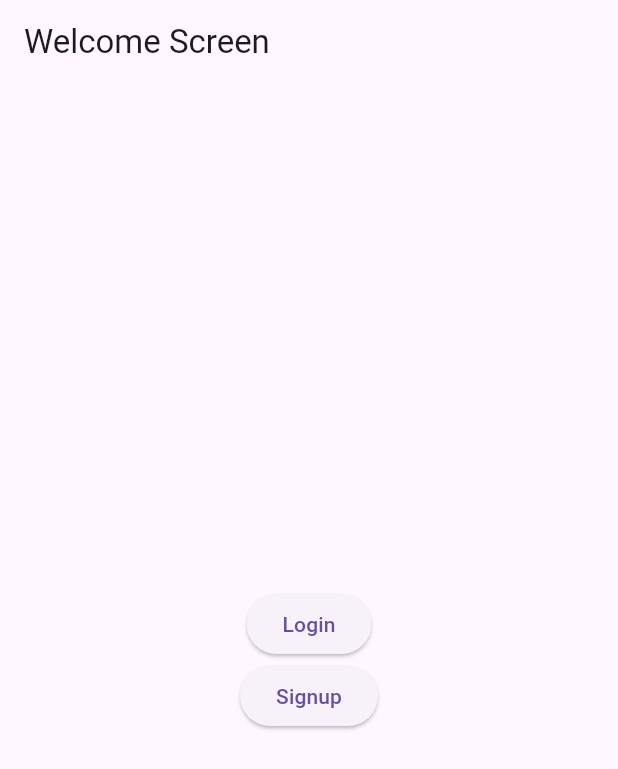
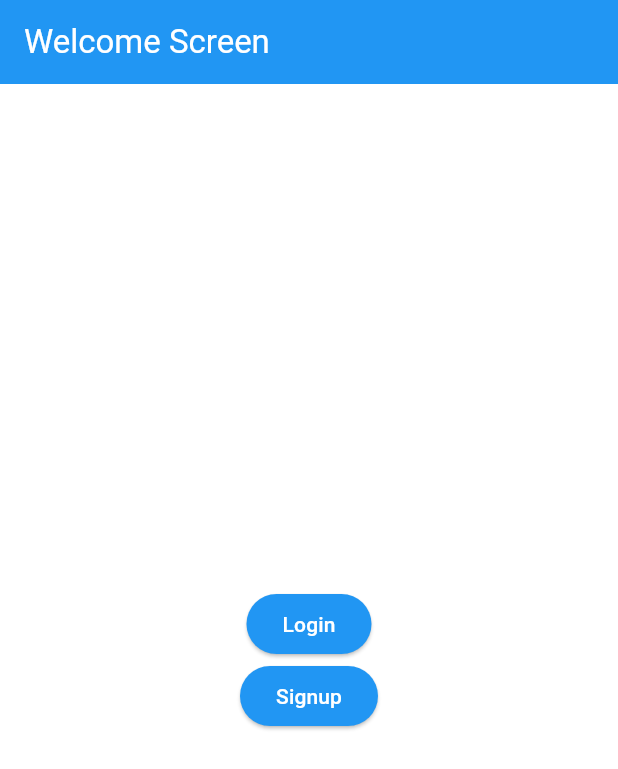
Before and after one commit to EthanFriedrichs/finalProject, a Flutter app: the screen it shows after launch, on a phone screen of 412 x 824 dp. Shown: the top 769 px of the screen. Run offline on Flutter 3.47's test engine with Material 3 defaults, Android fonts, the light colour scheme and no system bars; our stand-ins replace cloud_firestore, firebase_auth, firebase_core; accounts and stored records are empty.

Commit message:
Added the settings page

```diff
--- a/lib/main.dart
+++ b/lib/main.dart
@@ -1,14 +1,18 @@
+import 'package:cloud_firestore/cloud_firestore.dart';
 import 'pages/signup.dart';
 import 'pages/chatList.dart';
 import 'pages/login.dart';
 import 'pages/account.dart';
+import 'pages/settings.dart';
 import 'package:flutter/material.dart';
 import 'package:firebase_core/firebase_core.dart';
 import 'package:firebase_auth/firebase_auth.dart';
+import 'theme.dart';
 
+// Global theme notifier for managing theme changes across the app
+final themeNotifier = ValueNotifier<ThemeMode>(ThemeMode.light);  // Default theme is dark
 
-void main() async{
-
+void main() async {
   WidgetsFlutterBinding.ensureInitialized();
   await Firebase.initializeApp(
     options: const FirebaseOptions(
@@ -17,15 +21,34 @@ void main() async{
       projectId: "fir-tuesday-3a2ed",
       storageBucket: "fir-tuesday-3a2ed.firebasestorage.app",
       messagingSenderId: "885008455506",
-          appId: "1:885008455506:web:b848607d5eddb8952a0c8b"
-      ));
+      appId: "1:885008455506:web:b848607d5eddb8952a0c8b",
+    ),
+  );
+  runApp(MyApp());
+}
 
-  runApp(MaterialApp(
-    home: Page1() // ChatsPage(userEmail: 'admin@gmail.com')
-  )
+class MyApp extends StatelessWidget {
+  @override
+  Widget build(BuildContext context) {
+    return ValueListenableBuilder<ThemeMode>(
+      valueListenable: themeNotifier,
+      builder: (context, themeMode, _) {
+        return MaterialApp(
+          //key: ValueKey(themeMode), //forces to home page so wont work
+          theme: lightTheme,
+          darkTheme: darkTheme,
+          themeMode: themeMode,
+          home: Page1(),
+          builder: (context, child) {
+            return child!;
+          },
+        );
+      },
     );
   }
+}
 
+// Custom Drawer (unchanged from your code)
 class CustomDrawer extends StatelessWidget {
   const CustomDrawer({super.key});
 
@@ -44,25 +67,43 @@ class CustomDrawer extends StatelessWidget {
               style: TextStyle(fontWeight: FontWeight.bold, fontSize: 30),
             ),
           ),
-
           GestureDetector(
             child: const ListTile(
-              title: Text("My Account"),
+              title: Text("My Profile"),
             ),
             onTap: () {
-
               Navigator.push(
                 context,
                 MaterialPageRoute(builder: (context) => Page6()),
               );
             },
           ),
-
+          GestureDetector(
+            child: const ListTile(
+              title: Text("Settings"),
+            ),
+            onTap: () {
+              Navigator.push(
+                context,
+                MaterialPageRoute(builder: (context) => SettingsPage()),
+              );
+            },
+          ),
           GestureDetector(
             child: const ListTile(
               title: Text("Logout"),
             ),
             onTap: () async {
+              final user = FirebaseAuth.instance.currentUser;
+
+              if (user != null) {
+                final uid = user.uid;
+
+                // Update status before signing out
+                await FirebaseFirestore.instance.collection('users').doc(uid).update({
+                  'status': 'Offline',
+                });
+
                 await FirebaseAuth.instance.signOut();
 
                 Navigator.pushAndRemoveUntil(
@@ -70,6 +111,7 @@ class CustomDrawer extends StatelessWidget {
                   MaterialPageRoute(builder: (context) => Page1()),
                       (Route<dynamic> route) => false,
                 );
+              }
             },
           ),
         ],
@@ -78,12 +120,8 @@ class CustomDrawer extends StatelessWidget {
   }
 }
 
-
-class Page1 extends StatefulWidget {
-  @override
-  State<Page1> createState() => _Page1State();
-}
-class _Page1State extends State<Page1> {
+// Page1 widget with theme toggle button
+class Page1 extends StatelessWidget {
   @override
   Widget build(BuildContext context) {
     return Scaffold(
@@ -92,38 +130,35 @@ class _Page1State extends State<Page1> {
         child: Column(
           mainAxisAlignment: MainAxisAlignment.center,
           children: [
+            // // Button to toggle theme
+            // IconButton(
+            //   icon: Icon(Icons.brightness_6),
+            //   onPressed: () {
+            //     themeNotifier.value = themeNotifier.value == ThemeMode.light
+            //         ? ThemeMode.dark
+            //         : ThemeMode.light;
+            //   },
+            // ),
             ElevatedButton(
               onPressed: () {
                 Navigator.push(
                   context,
-                    MaterialPageRoute(
-                        builder: (context) {
-                          return Page3();
-                        }
-                    )
+                  MaterialPageRoute(builder: (context) => Page3()),
                 );
               },
-
               child: Text("Login"),
             ),
-
             ElevatedButton(
               onPressed: () {
                 Navigator.push(
                   context,
-                    MaterialPageRoute(
-                        builder: (context) {
-                          return Page2();
-                        }
-                    )
+                  MaterialPageRoute(builder: (context) => Page2()),
                 );
               },
-
               child: Text("Signup"),
             ),
           ],
         ),
-
       ),
     );
   }
--- /dev/null
+++ b/lib/theme.dart
@@ -0,0 +1,33 @@
+import 'package:flutter/material.dart';
+
+final lightTheme = ThemeData(
+  brightness: Brightness.light,
+  primarySwatch: Colors.blue,
+  scaffoldBackgroundColor: Colors.white,
+  appBarTheme: AppBarTheme(
+    backgroundColor: Colors.blue,
+    foregroundColor: Colors.white,
+  ),
+  elevatedButtonTheme: ElevatedButtonThemeData(
+    style: ElevatedButton.styleFrom(
+      backgroundColor: Colors.blue,
+      foregroundColor: Colors.white,
+    ),
+  ),
+);
+
+final darkTheme = ThemeData(
+  brightness: Brightness.dark,
+  primarySwatch: Colors.blueGrey,
+  scaffoldBackgroundColor: Color(0xFF2F3136), // dark gray
+  appBarTheme: AppBarTheme(
+    backgroundColor: Colors.blueGrey,
+    foregroundColor: Colors.white,
+  ),
+  elevatedButtonTheme: ElevatedButtonThemeData(
+    style: ElevatedButton.styleFrom(
+      backgroundColor: Colors.blueGrey,
+      foregroundColor: Colors.white,
+    ),
+  ),
+);
```
Also changed, not shown: lib/pages/account.dart (+30 -3 lines), lib/pages/login.dart (+9 -0 lines), lib/pages/settings.dart (added, +72 -0 lines). Lines whose indentation alone changed are shown as unchanged.
